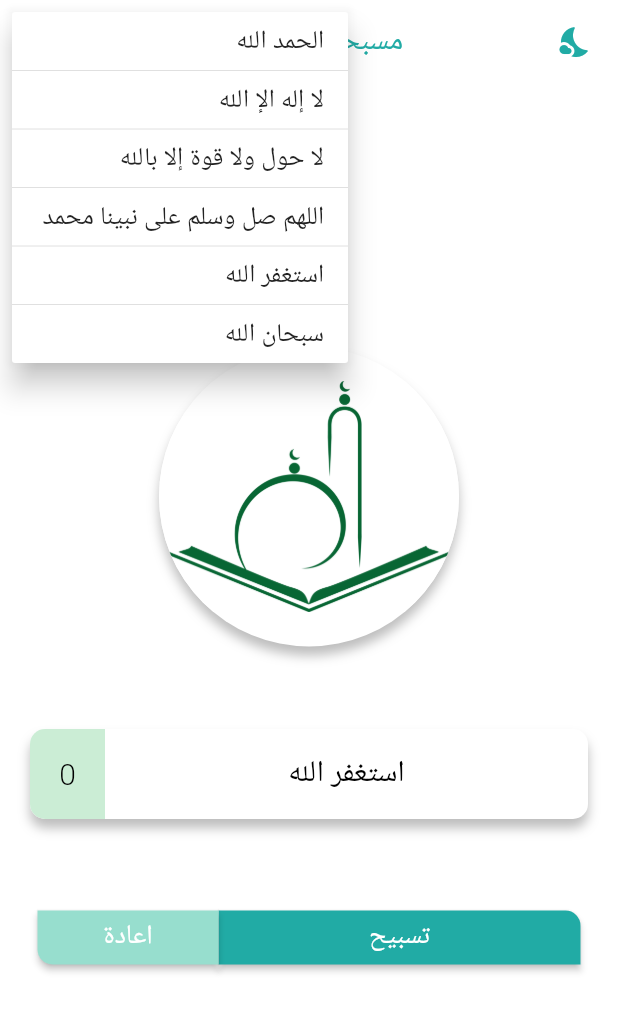
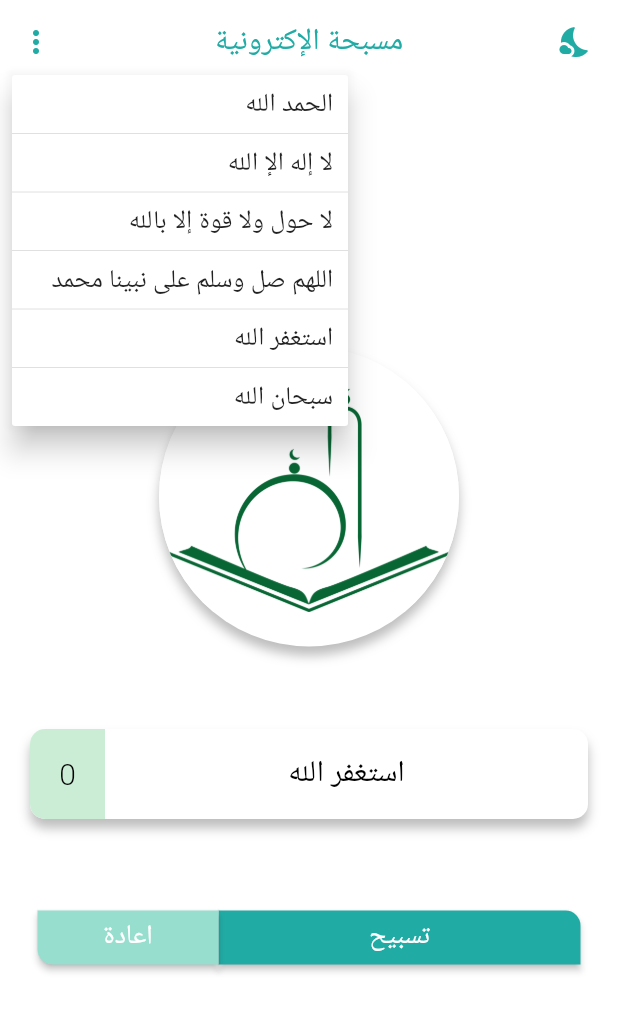
Before and after one commit to HassanHamdouna/app_azkar, a Flutter app: the screen it shows after launch, after a tap on the "more vert" icon, on a phone screen of 412 x 824 dp. Shown: the top 1013 px of the screen. Run offline on Flutter 3.47's test engine with Material 2 defaults, Android fonts, the phone set to English and light mode, and no system bars; our stand-ins replace google_fonts, shared_preferences.

Commit message:
edit actions Bar for all items

```diff
--- a/lib/screens/home_screen.dart
+++ b/lib/screens/home_screen.dart
@@ -23,7 +23,8 @@ class _HomeScreenState extends State<HomeScreen> {
 
   @override
   Widget build(BuildContext context) {
-    bool _cheakTheme = Provider.of<ThemeProvider>(context).savedTheme == ('ThemeDark');
+    bool _cheakTheme =
+        Provider.of<ThemeProvider>(context).savedTheme == ('ThemeDark');
 
     return Scaffold(
       extendBodyBehindAppBar: true,
@@ -44,9 +45,10 @@ class _HomeScreenState extends State<HomeScreen> {
         elevation: 0,
         centerTitle: true,
         automaticallyImplyLeading: true,
-        title:  Text('مسبحة الإكترونية',style: GoogleFonts.arefRuqaa(
-
-        ),),
+        title: Text(
+          'مسبحة الإكترونية',
+          style: GoogleFonts.arefRuqaa(),
+        ),
         actions: [
           PopupMenuButton<String>(
               // light
@@ -61,11 +63,13 @@ class _HomeScreenState extends State<HomeScreen> {
                   });
                 }
               },
+              offset: const Offset(0, 50),
               itemBuilder: (context) {
                 return const [
                   PopupMenuItem(
                     value: 'الحمد الله',
-                    height: 20,
+                    padding: EdgeInsets.only(right: 10),
+                    height: 12,
                     child: Text(
                       'الحمد الله',
                     ),
@@ -73,7 +77,8 @@ class _HomeScreenState extends State<HomeScreen> {
                   PopupMenuDivider(),
                   PopupMenuItem(
                     value: 'لا إله الإ الله',
-                    height: 20,
+                    padding: EdgeInsets.only(right: 10),
+                    height: 12,
                     child: Text(
                       'لا إله الإ الله',
                     ),
@@ -81,19 +86,22 @@ class _HomeScreenState extends State<HomeScreen> {
                   PopupMenuDivider(),
                   PopupMenuItem(
                     value: 'لا حول ولا قوة إلا بالله',
-                    height: 20,
+                    padding: EdgeInsets.only(right: 10),
+                    height: 12,
                     child: Text('لا حول ولا قوة إلا بالله'),
                   ),
                   PopupMenuDivider(),
                   PopupMenuItem(
                     value: 'اللهم صل وسلم على نبينا محمد',
-                    height: 20,
+                    padding: EdgeInsets.only(right: 10),
+                    height: 12,
                     child: Text('اللهم صل وسلم على نبينا محمد'),
                   ),
                   PopupMenuDivider(),
                   PopupMenuItem(
                     value: 'استغفر الله',
-                    height: 20,
+                    padding: EdgeInsets.only(right: 10),
+                    height: 12,
                     child: Text(
                       'استغفر الله ',
                     ),
@@ -101,7 +109,8 @@ class _HomeScreenState extends State<HomeScreen> {
                   PopupMenuDivider(),
                   PopupMenuItem(
                       value: 'سبحان الله',
-                      height: 20,
+                      padding: EdgeInsets.only(right: 10),
+                      height: 12,
                       child: Text(
                         'سبحان الله',
                       )),
```
